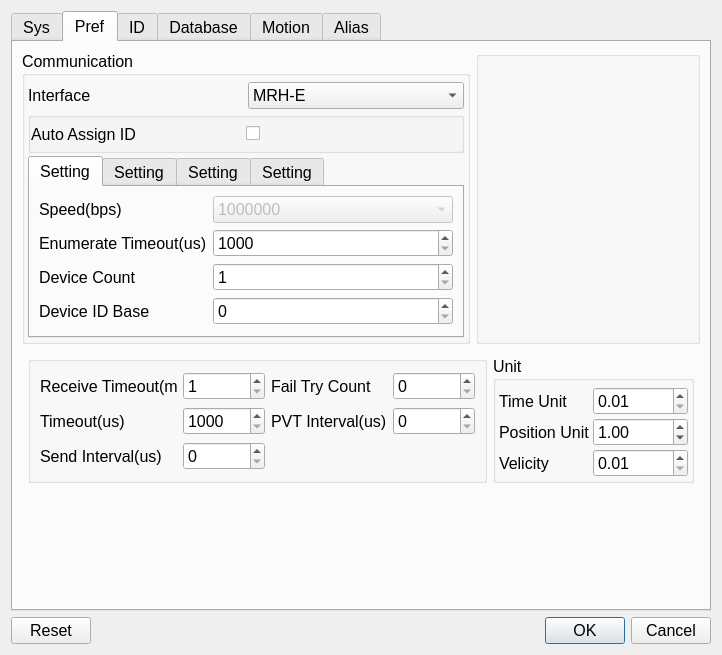
First picture: the form in source/wnd/ui/syspref.ui, repository ww4u/megarobostudio, before the edit.
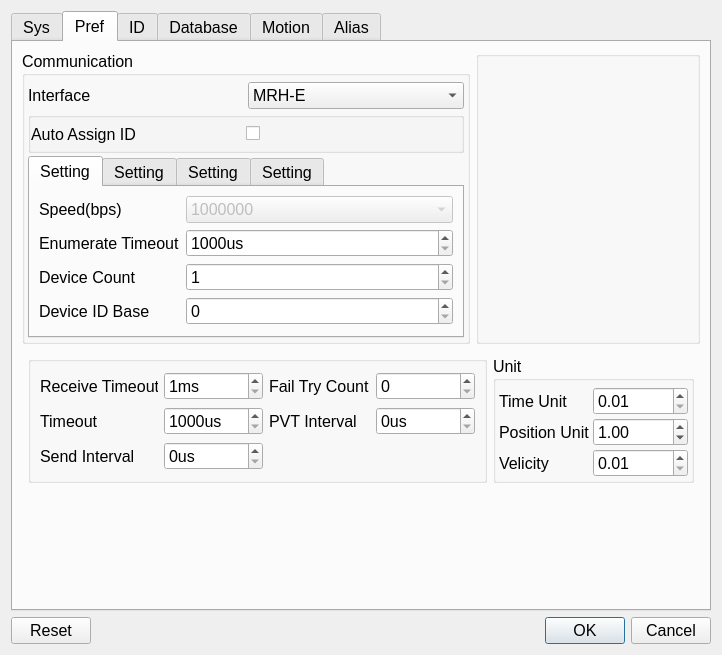
Second picture: the form after the edit. Icons and pictures are not drawn. Custom widgets are drawn as their Qt base class.

```diff
--- a/source/wnd/ui/syspref.ui
+++ b/source/wnd/ui/syspref.ui
@@ -648,12 +648,15 @@
                 <item row="1" column="0">
                  <widget class="QLabel" name="label_22">
                   <property name="text">
-                   <string>Enumerate Timeout(us)</string>
+                   <string>Enumerate Timeout</string>
                   </property>
                  </widget>
                 </item>
                 <item row="1" column="1">
                  <widget class="QSpinBox" name="spinEnumTmo">
+                  <property name="suffix">
+                   <string>us</string>
+                  </property>
                   <property name="minimum">
                    <number>1000</number>
                   </property>
@@ -871,6 +874,9 @@
             </item>
             <item row="0" column="1">
              <widget class="QSpinBox" name="spinRecvTmo">
+              <property name="suffix">
+               <string>ms</string>
+              </property>
               <property name="minimum">
                <number>1</number>
               </property>
@@ -882,12 +888,15 @@
             <item row="1" column="0">
              <widget class="QLabel" name="label">
               <property name="text">
-               <string>Timeout(us)</string>
+               <string>Timeout</string>
               </property>
              </widget>
             </item>
             <item row="1" column="1">
              <widget class="QSpinBox" name="spinTmo">
+              <property name="suffix">
+               <string>us</string>
+              </property>
               <property name="minimum">
                <number>1000</number>
               </property>
@@ -899,12 +908,15 @@
             <item row="0" column="0">
              <widget class="QLabel" name="label_42">
               <property name="text">
-               <string>Receive Timeout(ms)</string>
+               <string>Receive Timeout</string>
               </property>
              </widget>
             </item>
             <item row="2" column="1">
              <widget class="QSpinBox" name="spinInterval">
+              <property name="suffix">
+               <string>us</string>
+              </property>
               <property name="minimum">
                <number>0</number>
               </property>
@@ -923,19 +935,22 @@
             <item row="2" column="0">
              <widget class="QLabel" name="label_6">
               <property name="text">
-               <string>Send Interval(us)</string>
+               <string>Send Interval</string>
               </property>
              </widget>
             </item>
             <item row="1" column="2">
              <widget class="QLabel" name="label_27">
               <property name="text">
-               <string>PVT Interval(us)</string>
+               <string>PVT Interval</string>
               </property>
              </widget>
             </item>
             <item row="1" column="3">
              <widget class="QSpinBox" name="spinPvtInterval">
+              <property name="suffix">
+               <string>us</string>
+              </property>
               <property name="minimum">
                <number>0</number>
               </property>
@@ -1814,6 +1829,12 @@
   </layout>
  </widget>
  <customwidgets>
+  <customwidget>
+   <class>MrqUart</class>
+   <extends>QWidget</extends>
+   <header>mrquart.h</header>
+   <container>1</container>
+  </customwidget>
   <customwidget>
    <class>TableToolbar</class>
    <extends>QWidget</extends>
@@ -1826,12 +1847,6 @@
    <header>portoption.h</header>
    <container>1</container>
   </customwidget>
-  <customwidget>
-   <class>MrqUart</class>
-   <extends>QWidget</extends>
-   <header>mrquart.h</header>
-   <container>1</container>
-  </customwidget>
  </customwidgets>
  <resources>
   <include location="../res/res.qrc"/>
```
Left out of the diff: 25 changed lines with no effect on the pictures.
